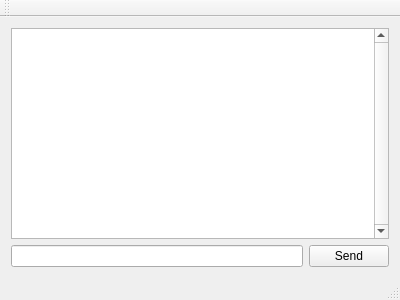
First picture: the form in serman/sermanwindow.ui, repository buzzz321/SerMan, before the edit.
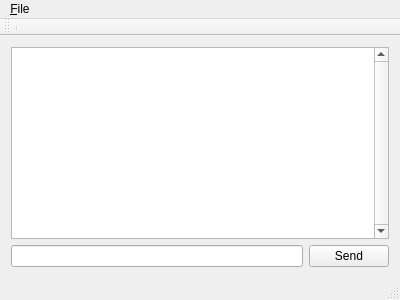
Second picture: the form after the edit.

Patch:
```diff
--- a/serman/sermanwindow.ui
+++ b/serman/sermanwindow.ui
@@ -53,6 +53,14 @@
      <height>19</height>
     </rect>
    </property>
+   <widget class="QMenu" name="menu_File">
+    <property name="title">
+     <string>&amp;File</string>
+    </property>
+    <addaction name="actionConnect"/>
+    <addaction name="actionDisconnect"/>
+   </widget>
+   <addaction name="menu_File"/>
   </widget>
   <widget class="QToolBar" name="mainToolBar">
    <attribute name="toolBarArea">
@@ -61,6 +69,7 @@
    <attribute name="toolBarBreak">
     <bool>false</bool>
    </attribute>
+   <addaction name="separator"/>
   </widget>
   <widget class="QStatusBar" name="statusBar"/>
  </widget>
```
Left out of the diff: 18 changed lines with no effect on the pictures.
